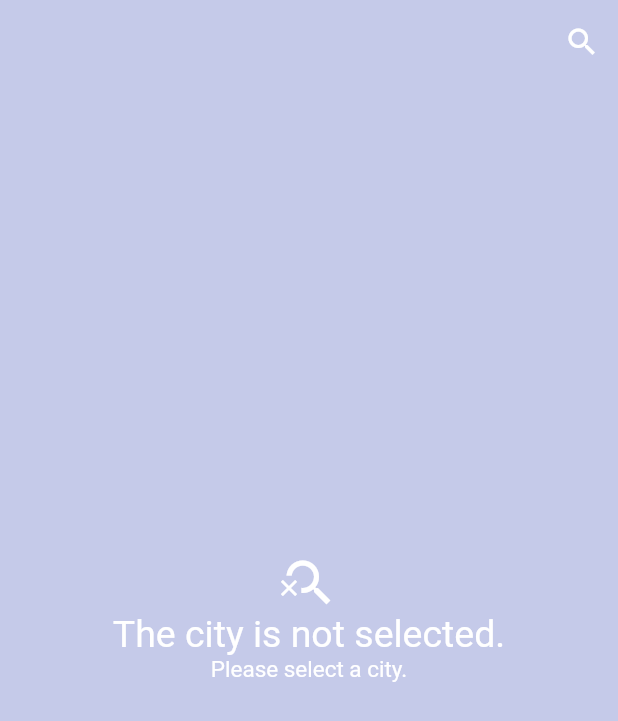
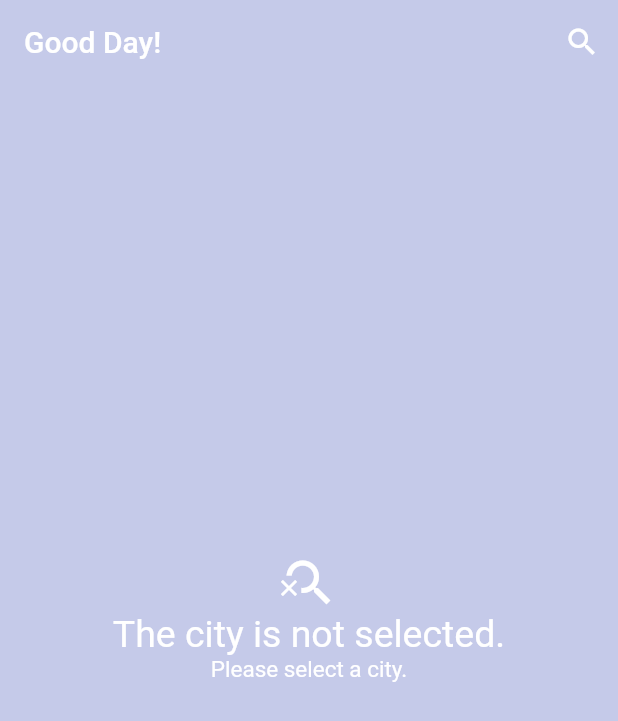
Before and after one commit to volkanustekidag/weather_app, a Flutter app: the screen it shows after launch, on a phone screen of 412 x 824 dp. Shown: the top 721 px of the screen. Run offline on Flutter 3.47's test engine with Material 2 defaults, Android fonts, the phone set to English and light mode, and no system bars; our stand-ins replace equatable, flutter_bloc, flutter_svg, weather_icons.

Commit message:
Home screen app bar title changed

```diff
--- a/lib/screens/weather_screen/widgets/app_bar.dart
+++ b/lib/screens/weather_screen/widgets/app_bar.dart
@@ -9,6 +9,10 @@ AppBar appBarBuild(BuildContext context) {
   return AppBar(
     backgroundColor: Colors.transparent,
     elevation: 0,
+    title: Text(
+      "Good Day!",
+      style: TextStyle(color: Colors.white),
+    ),
     actions: [
       IconButton(
           onPressed: () {
```
